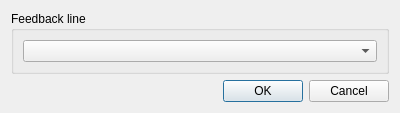
This is libs/midiinput/common/configuremidiline.ui in Andersbakken/qlc as Qt 5 draws it before an edit. The edited form follows.
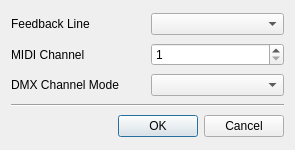
This is the edited form.

Commit message: Removed unix- prefix from filenames. Added MIDI channel & control mode settings to dialog.

The edit to the form file:
```diff
--- a/libs/midiinput/common/configuremidiline.ui
+++ b/libs/midiinput/common/configuremidiline.ui
@@ -1,37 +1,65 @@
 <ui version="4.0" >
  <class>ConfigureMIDILine</class>
- <widget class="QDialog" name="ConfigureMIDILine" >
-  <property name="geometry" >
+ <widget class="QDialog" name="ConfigureMIDILine">
+  <property name="geometry">
    <rect>
     <x>0</x>
     <y>0</y>
-    <width>400</width>
-    <height>103</height>
+    <width>295</width>
+    <height>150</height>
    </rect>
   </property>
   <property name="windowTitle" >
    <string>Configure MIDI Input Line</string>
   </property>
-  <layout class="QVBoxLayout" name="verticalLayout_2" >
-   <item>
-    <widget class="QGroupBox" name="groupBox" >
-     <property name="title" >
-      <string>Feedback line</string>
+  <layout class="QGridLayout" name="gridLayout">
+   <item row="0" column="0">
+    <widget class="QLabel" name="label">
+     <property name="text">
+      <string>Feedback Line</string>
      </property>
-     <layout class="QVBoxLayout" name="verticalLayout" >
-      <item>
-       <widget class="QComboBox" name="m_feedBackCombo" >
-        <property name="toolTip" >
-         <string>The MIDI line that is used to send feedback data to the input device (to move motorized sliders etc.)</string>
-        </property>
-       </widget>
-      </item>
-     </layout>
     </widget>
    </item>
-   <item>
-    <widget class="QDialogButtonBox" name="m_buttonBox" >
-     <property name="orientation" >
+   <item row="0" column="1">
+    <widget class="QComboBox" name="m_feedBackCombo">
+     <property name="toolTip">
+      <string>The MIDI line that is used to send feedback data to the input device (to move motorized sliders etc.)</string>
+     </property>
+    </widget>
+   </item>
+   <item row="1" column="0">
+    <widget class="QLabel" name="m_midiChannelLabel">
+     <property name="text">
+      <string>MIDI Channel</string>
+     </property>
+    </widget>
+   </item>
+   <item row="1" column="1">
+    <widget class="QSpinBox" name="m_midiChannelSpin">
+     <property name="toolTip">
+      <string>The MIDI channel that sends DMX data to the MIDI device</string>
+     </property>
+     <property name="minimum">
+      <number>1</number>
+     </property>
+     <property name="maximum">
+      <number>16</number>
+     </property>
+    </widget>
+   </item>
+   <item row="2" column="0">
+    <widget class="QLabel" name="m_modeLabel">
+     <property name="text">
+      <string>DMX Channel Mode</string>
+     </property>
+    </widget>
+   </item>
+   <item row="2" column="1">
+    <widget class="QComboBox" name="m_modeCombo"/>
+   </item>
+   <item row="4" column="0" colspan="2">
+    <widget class="QDialogButtonBox" name="m_buttonBox">
+     <property name="orientation">
       <enum>Qt::Horizontal</enum>
      </property>
      <property name="standardButtons" >
@@ -39,6 +67,13 @@
      </property>
     </widget>
    </item>
+   <item row="3" column="0" colspan="2">
+    <widget class="Line" name="line">
+     <property name="orientation">
+      <enum>Qt::Horizontal</enum>
+     </property>
+    </widget>
+   </item>
   </layout>
  </widget>
  <resources/>
```
Left out of the diff: 15 changed lines with no effect on the pictures. The commit also changes 20 other files.
